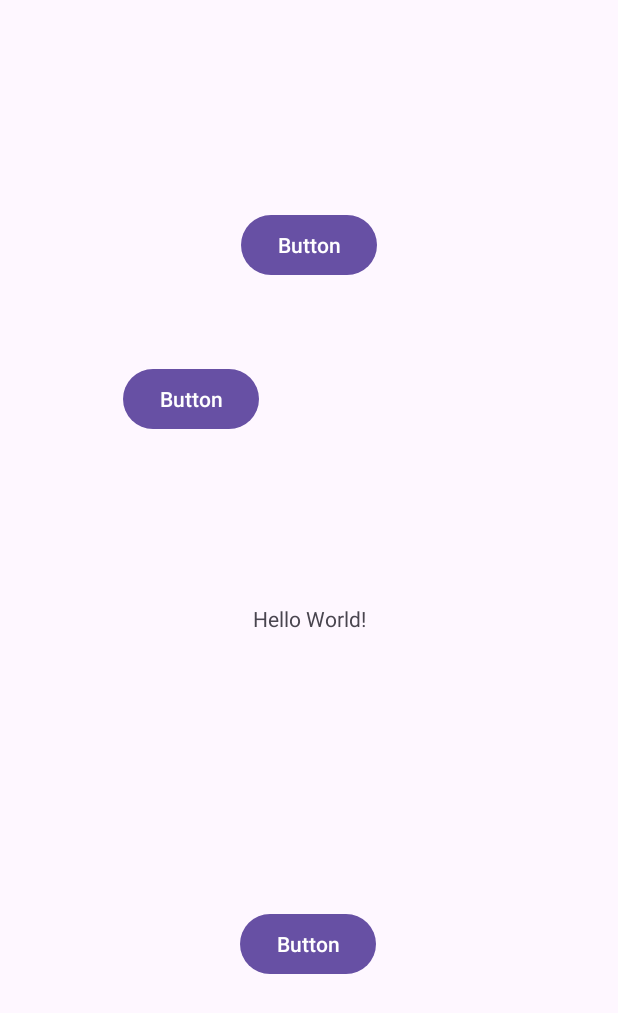
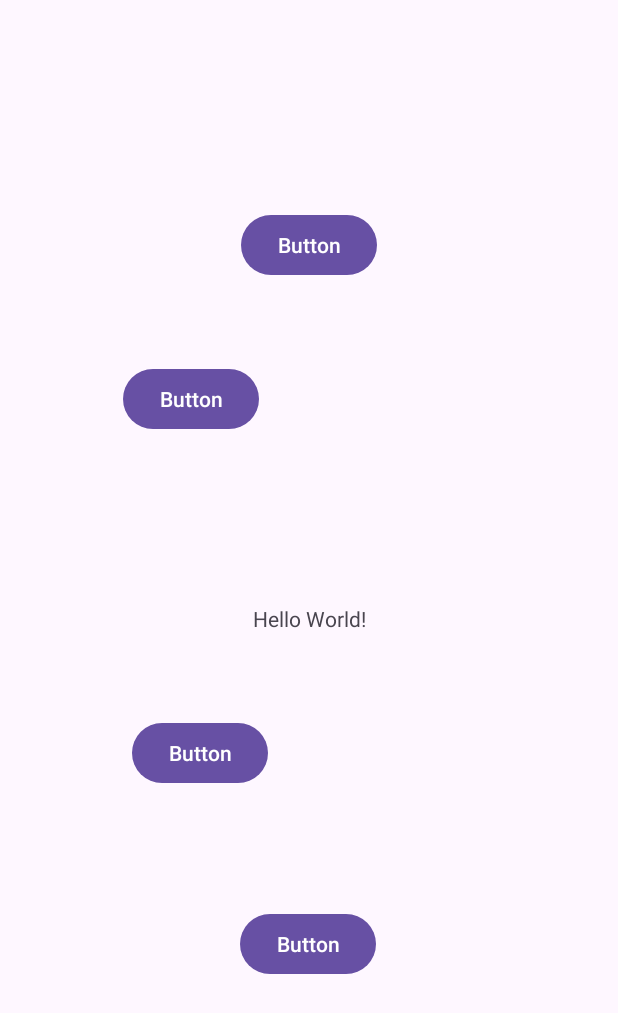
Before and after one commit to Reshala5739/KuznetsovPR22102Pz7, an Android app: the screen it shows after launch (MainActivity), on a phone screen of 412 x 824 dp. Shown: the top 1013 px of the screen. Run offline under Robolectric (Android 15) with nearby library versions, the phone set to English and light mode, and no system bars.

Commit message:
CreateButton

```diff
--- a/app/src/main/res/layout/activity_main.xml
+++ b/app/src/main/res/layout/activity_main.xml
@@ -59,4 +59,18 @@
         app:layout_constraintStart_toStartOf="parent"
         app:layout_constraintTop_toBottomOf="@+id/textView" />
 
+    <Button
+        android:id="@+id/button"
+        android:layout_width="wrap_content"
+        android:layout_height="wrap_content"
+        android:layout_marginStart="88dp"
+        android:layout_marginTop="44dp"
+        android:layout_marginEnd="233dp"
+        android:layout_marginBottom="68dp"
+        android:text="Button"
+        app:layout_constraintBottom_toTopOf="@+id/btn3"
+        app:layout_constraintEnd_toEndOf="parent"
+        app:layout_constraintStart_toStartOf="parent"
+        app:layout_constraintTop_toBottomOf="@+id/textView" />
+
 </androidx.constraintlayout.widget.ConstraintLayout>
```
